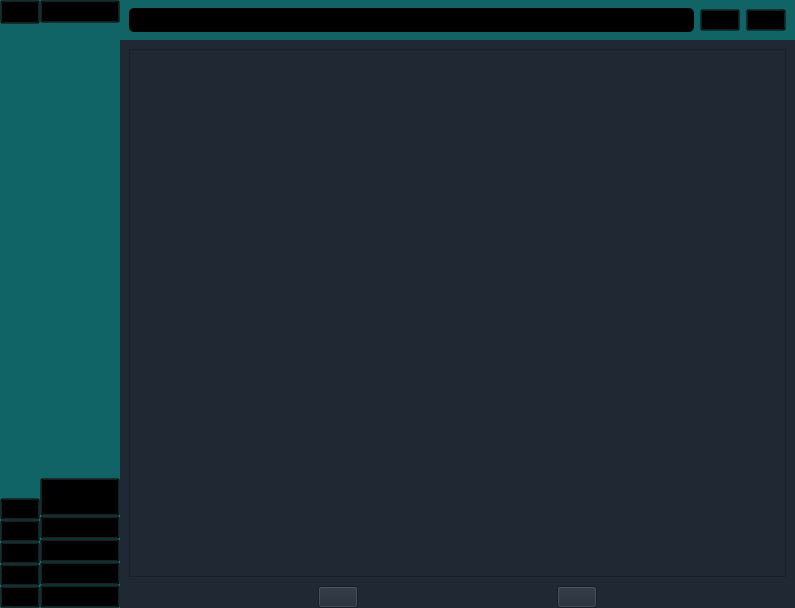
Old version of the form mainwindow.ui in the repository ebbe3000/shop.
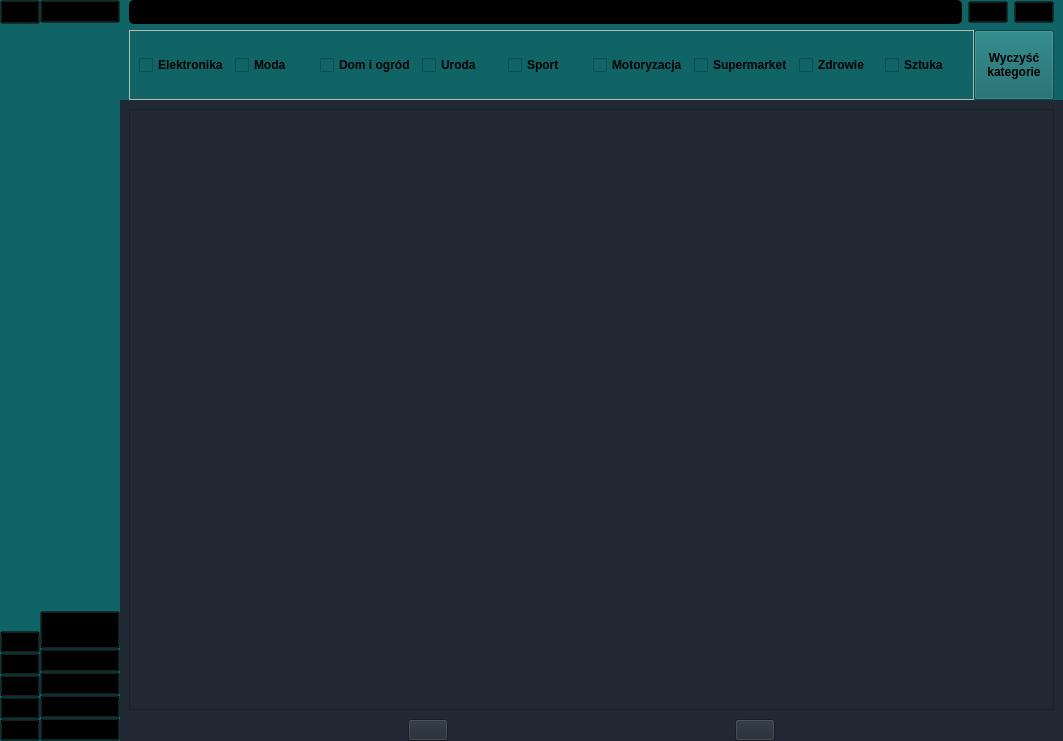
New version of the form. The open tabs and pages were chosen to show the change. Icons and pictures are not drawn.

The edit to the form file:
```diff
--- a/mainwindow.ui
+++ b/mainwindow.ui
@@ -6,8 +6,8 @@
    <rect>
     <x>0</x>
     <y>0</y>
-    <width>795</width>
-    <height>608</height>
+    <width>1063</width>
+    <height>741</height>
    </rect>
   </property>
   <property name="windowTitle">
@@ -25,7 +25,7 @@
         background-color: transparent;
 }</string>
    </property>
-   <layout class="QHBoxLayout" name="horizontalLayout_4">
+   <layout class="QHBoxLayout" name="horizontalLayout">
     <property name="spacing">
      <number>0</number>
     </property>
@@ -499,7 +499,7 @@
      </widget>
     </item>
     <item>
-     <layout class="QVBoxLayout" name="verticalLayout_4">
+     <layout class="QVBoxLayout" name="rightSideLayout">
       <property name="spacing">
        <number>0</number>
       </property>
@@ -522,7 +522,7 @@
         background-color: #116466;
 }</string>
         </property>
-        <layout class="QHBoxLayout" name="horizontalLayout" stretch="0,0,0">
+        <layout class="QVBoxLayout" name="verticalLayout_4" stretch="0,0">
          <property name="leftMargin">
           <number>9</number>
          </property>
@@ -535,6 +535,8 @@
          <property name="bottomMargin">
           <number>0</number>
          </property>
+         <item>
+          <layout class="QHBoxLayout" name="lineEditWithSearchButton">
          <item>
           <widget class="QLineEdit" name="searchLine">
            <property name="sizePolicy">
@@ -562,7 +564,7 @@
           </widget>
          </item>
          <item>
-          <widget class="QPushButton" name="pushButton">
+            <widget class="QPushButton" name="categoriesButton">
            <property name="cursor">
             <cursorShape>PointingHandCursor</cursorShape>
            </property>
@@ -610,6 +612,203 @@
           </widget>
          </item>
         </layout>
+         </item>
+         <item>
+          <widget class="QWidget" name="checkboxArea" native="true">
+           <layout class="QVBoxLayout" name="verticalLayout_6">
+            <property name="spacing">
+             <number>0</number>
+            </property>
+            <property name="leftMargin">
+             <number>0</number>
+            </property>
+            <property name="topMargin">
+             <number>0</number>
+            </property>
+            <property name="rightMargin">
+             <number>0</number>
+            </property>
+            <property name="bottomMargin">
+             <number>0</number>
+            </property>
+            <item>
+             <layout class="QHBoxLayout" name="checkboxAreaHLayout">
+              <property name="spacing">
+               <number>0</number>
+              </property>
+              <item>
+               <widget class="QScrollArea" name="categoriesScollArea">
+                <property name="sizePolicy">
+                 <sizepolicy hsizetype="Expanding" vsizetype="Minimum">
+                  <horstretch>0</horstretch>
+                  <verstretch>0</verstretch>
+                 </sizepolicy>
+                </property>
+                <property name="styleSheet">
+                 <string notr="true">QScrollBar:horizontal {
+	height: 5px;
+	background-color: #116466;
+}</string>
+                </property>
+                <property name="verticalScrollBarPolicy">
+                 <enum>Qt::ScrollBarPolicy::ScrollBarAlwaysOff</enum>
+                </property>
+                <property name="widgetResizable">
+                 <bool>true</bool>
+                </property>
+                <widget class="QWidget" name="scrollAreaWidgetContents_2">
+                 <property name="geometry">
+                  <rect>
+                   <x>0</x>
+                   <y>0</y>
+                   <width>824</width>
+                   <height>57</height>
+                  </rect>
+                 </property>
+                 <property name="styleSheet">
+                  <string notr="true">background-color: #116466;</string>
+                 </property>
+                 <layout class="QHBoxLayout" name="horizontalLayout_3">
+                  <item>
+                   <widget class="QCheckBox" name="electronicsCheckbox">
+                    <property name="font">
+                     <font>
+                      <bold>true</bold>
+                     </font>
+                    </property>
+                    <property name="text">
+                     <string>Elektronika</string>
+                    </property>
+                   </widget>
+                  </item>
+                  <item>
+                   <widget class="QCheckBox" name="fashionCheckbox">
+                    <property name="font">
+                     <font>
+                      <bold>true</bold>
+                     </font>
+                    </property>
+                    <property name="text">
+                     <string>Moda</string>
+                    </property>
+                   </widget>
+                  </item>
+                  <item>
+                   <widget class="QCheckBox" name="houseAndGardenCheckbox">
+                    <property name="font">
+                     <font>
+                      <bold>true</bold>
+                     </font>
+                    </property>
+                    <property name="text">
+                     <string>Dom i ogród</string>
+                    </property>
+                   </widget>
+                  </item>
+                  <item>
+                   <widget class="QCheckBox" name="beautyCheckbox">
+                    <property name="font">
+                     <font>
+                      <bold>true</bold>
+                     </font>
+                    </property>
+                    <property name="text">
+                     <string>Uroda</string>
+                    </property>
+                   </widget>
+                  </item>
+                  <item>
+                   <widget class="QCheckBox" name="sportCheckbox">
+                    <property name="font">
+                     <font>
+                      <bold>true</bold>
+                     </font>
+                    </property>
+                    <property name="text">
+                     <string>Sport</string>
+                    </property>
+                   </widget>
+                  </item>
+                  <item>
+                   <widget class="QCheckBox" name="automotiveCheckbox">
+                    <property name="font">
+                     <font>
+                      <bold>true</bold>
+                     </font>
+                    </property>
+                    <property name="text">
+                     <string>Motoryzacja</string>
+                    </property>
+                   </widget>
+                  </item>
+                  <item>
+                   <widget class="QCheckBox" name="supermarketCheckbox">
+                    <property name="font">
+                     <font>
+                      <bold>true</bold>
+                     </font>
+                    </property>
+                    <property name="text">
+                     <string>Supermarket</string>
+                    </property>
+                   </widget>
+                  </item>
+                  <item>
+                   <widget class="QCheckBox" name="healthCheckbox">
+                    <property name="font">
+                     <font>
+                      <bold>true</bold>
+                     </font>
+                    </property>
+                    <property name="text">
+                     <string>Zdrowie</string>
+                    </property>
+                   </widget>
+                  </item>
+                  <item>
+                   <widget class="QCheckBox" name="artCheckbox">
+                    <property name="font">
+                     <font>
+                      <bold>true</bold>
+                     </font>
+                    </property>
+                    <property name="text">
+                     <string>Sztuka</string>
+                    </property>
+                   </widget>
+                  </item>
+                 </layout>
+                </widget>
+               </widget>
+              </item>
+              <item>
+               <widget class="QPushButton" name="clearCategoriesButton">
+                <property name="sizePolicy">
+                 <sizepolicy hsizetype="Minimum" vsizetype="MinimumExpanding">
+                  <horstretch>0</horstretch>
+                  <verstretch>0</verstretch>
+                 </sizepolicy>
+                </property>
+                <property name="font">
+                 <font>
+                  <bold>true</bold>
+                 </font>
+                </property>
+                <property name="styleSheet">
+                 <string notr="true">background-color: #116466;</string>
+                </property>
+                <property name="text">
+                 <string>Wyczyść
+kategorie</string>
+                </property>
+               </widget>
+              </item>
+             </layout>
+            </item>
+           </layout>
+          </widget>
+         </item>
+        </layout>
        </widget>
       </item>
       <item>
@@ -650,8 +849,8 @@
                  <rect>
                   <x>0</x>
                   <y>0</y>
-                  <width>63</width>
-                  <height>16</height>
+                  <width>901</width>
+                  <height>568</height>
                  </rect>
                 </property>
                 <layout class="QVBoxLayout" name="verticalLayout_7">
@@ -707,7 +906,7 @@
           </widget>
          </item>
          <item>
-          <layout class="QHBoxLayout" name="horizontalLayout_3">
+          <layout class="QHBoxLayout" name="buttonsLayout">
            <item>
             <spacer name="horizontalSpacer_2">
              <property name="orientation">
@@ -726,6 +925,16 @@
              <property name="text">
               <string/>
              </property>
+             <property name="icon">
+              <iconset resource="resources.qrc">
+               <normaloff>:/icons_black/chevron-left.png</normaloff>:/icons_black/chevron-left.png</iconset>
+             </property>
+             <property name="iconSize">
+              <size>
+               <width>32</width>
+               <height>32</height>
+              </size>
+             </property>
             </widget>
            </item>
            <item>
@@ -746,6 +955,16 @@
              <property name="text">
               <string/>
              </property>
+             <property name="icon">
+              <iconset resource="resources.qrc">
+               <normaloff>:/icons_black/chevron-right.png</normaloff>:/icons_black/chevron-right.png</iconset>
+             </property>
+             <property name="iconSize">
+              <size>
+               <width>32</width>
+               <height>32</height>
+              </size>
+             </property>
             </widget>
            </item>
            <item>
```
Left out of the diff: 2 changed lines with no effect on the pictures. Lines whose indentation alone changed are shown as unchanged.
